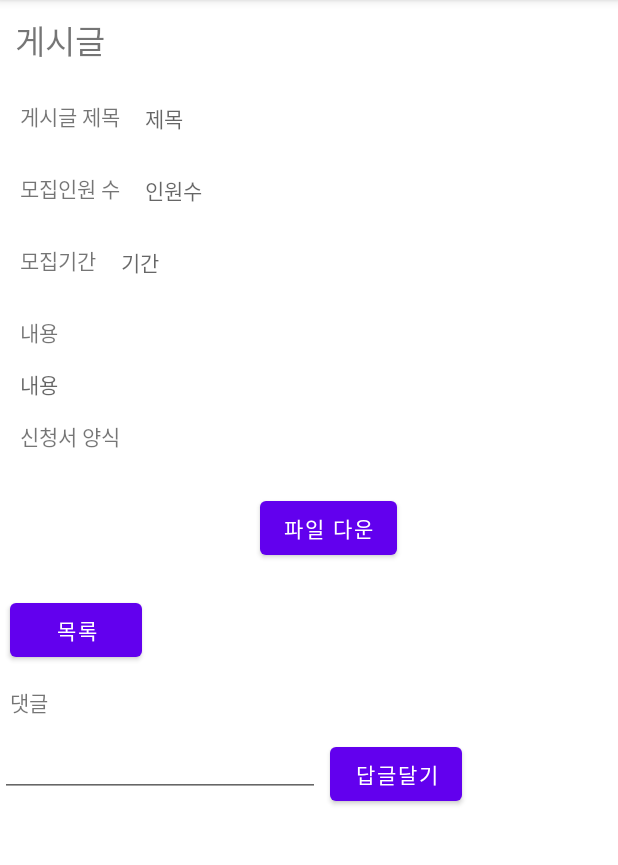
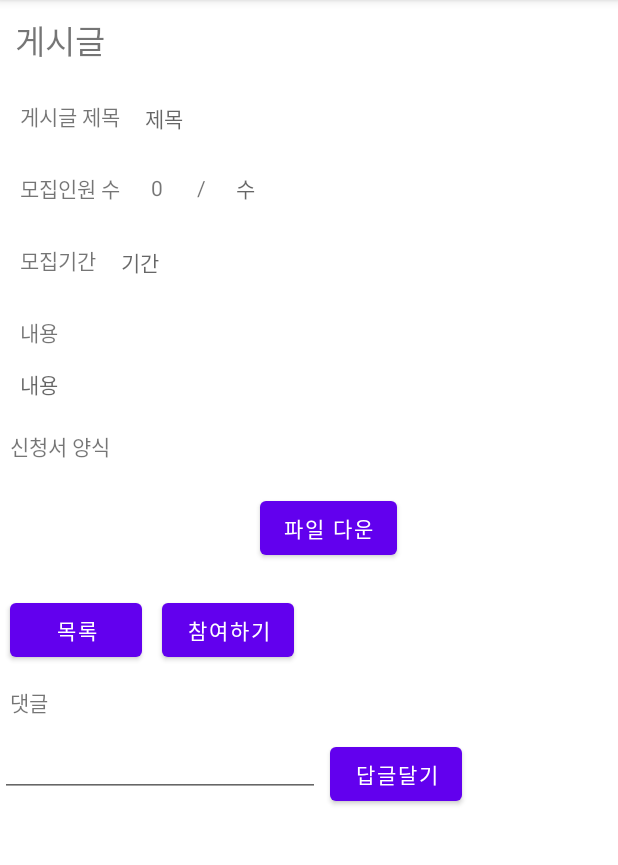
Before and after one commit to junha8070/KNU_Matching, an Android app: the postRegisterActivity screen opened directly, with no data from a screen before it, on a phone screen of 412 x 824 dp, the part 84-949 px from its top. Run offline under Robolectric (Android 15) with nearby library versions, the phone set to English and light mode, and no system bars; our stand-ins replace Firebase (no records; nobody signed in at launch, a user with empty details on screens opened directly).

Commit message:
참여하기 DB에 저장까지 함

```diff
--- a/app/src/main/AndroidManifest.xml
+++ b/app/src/main/AndroidManifest.xml
@@ -3,10 +3,11 @@
     package="com.example.knu_matching">
     <!-- 권한 설정 -->
     <uses-permission android:name="android.permission.INTERNET" />
-    <uses-permission android:name="android.permission.ACCESS_NETWORK_STATE"/>
+    <uses-permission android:name="android.permission.ACCESS_NETWORK_STATE" />
     <uses-permission android:name="android.permission.READ_EXTERNAL_STORAGE" />
     <uses-permission android:name="android.permission.WRITE_EXTERNAL_STORAGE" />
     <uses-permission android:name="android.permission.CAMERA" />
+
     <uses-feature android:name="android.hardware.camera" />
 
     <application
@@ -20,7 +21,8 @@
         <activity
             android:name=".main.ChangePassWord"
             android:exported="true" />
-        <activity android:name=".postRegisterActivity"
+        <activity
+            android:name=".postRegisterActivity"
             android:exported="true" />
         <activity
             android:name=".postActivity"
--- a/app/src/main/java/com/example/knu_matching/postRegisterActivity.java
+++ b/app/src/main/java/com/example/knu_matching/postRegisterActivity.java
@@ -72,17 +72,18 @@ public class postRegisterActivity extends AppCompatActivity {
     private FirebaseFirestore db = FirebaseFirestore.getInstance();
 
 
-    private TextView tv_Title, tv_Number, tv_date, tv_post, tv_application;
-    private Button btn_list, btn_change, btn_delete, btn_comment, btn_down;
+    private TextView tv_Title, tv_Number, tv_date, tv_post, tv_application, tv_count;
+    private Button btn_list, btn_change, btn_delete, btn_comment, btn_down, btn_participate;
     private EditText edt_comment;
+    private String str_participate_Nickname, str_participate_Major, str_participate_StudentId;
     private String str_Title, str_date, str_Number, str_post, str_time,str_email, str_Nickname2, str_email2, str_comment2, str_Id, str_application;
     private FirebaseUser user;
     private FirebaseStorage storage = FirebaseStorage.getInstance();
     private StorageReference storageRef = storage.getReference();
+    private int count = 0;
 
     LocalDateTime now = LocalDateTime.now();
     String formatedNow = now.format(DateTimeFormatter.ofPattern("yyyy_MM_dd_HH_mm_ss"));
-
 
     @Override
     protected void onCreate(Bundle savedInstanceState) {
@@ -97,12 +98,15 @@ public class postRegisterActivity extends AppCompatActivity {
         tv_Number = findViewById(R.id.edt_Number);
         tv_post = findViewById(R.id.edt_post);
         tv_application = findViewById(R.id.edt_application);
+        tv_count = findViewById(R.id.tv_count);
+        tv_count.setText(count + "");
 
         btn_change = findViewById(R.id.btn_change);
         btn_list = findViewById(R.id.btn_list);
         btn_delete = findViewById(R.id.btn_delete);
         btn_comment = findViewById(R.id.btn_comment);
         btn_down = findViewById(R.id.btn_down);
+        btn_participate = findViewById(R.id.btn_participate);
 
         edt_comment = findViewById(R.id.edt_comment);
 
@@ -119,17 +123,11 @@ public class postRegisterActivity extends AppCompatActivity {
         str_time = intent.getStringExtra("Time");
         str_email = intent.getStringExtra("Email");
 
-
-
         tv_Title.setText(str_Title);
         tv_Number.setText(str_Number);
         tv_date.setText(str_date);
         tv_post.setText(str_post);
         tv_application.setText(str_application);
-
-//        user = FirebaseAuth.getInstance().getCurrentUser();
-//        str_email = user.getEmail();
-//        System.out.println("이메일확인" + str_email);
 
         db.collection("Post").document(str_Id).collection("Comment").get()
                 .addOnCompleteListener(new OnCompleteListener<QuerySnapshot>() {
@@ -159,7 +157,25 @@ public class postRegisterActivity extends AppCompatActivity {
                 });
 
 
-
+        db.collection("Post").document(str_Id).collection("Participate").get()
+                .addOnCompleteListener(new OnCompleteListener<QuerySnapshot>() {
+                    @Override
+                    public void onComplete(@NonNull Task<QuerySnapshot> task) {
+                        if (task.isSuccessful()) {
+                            ArrayList<ParticipateUser> participateUser = new ArrayList<>();
+                            for (QueryDocumentSnapshot document : task.getResult()) {
+                                Log.d(TAG, document.getId() + "==>" + document.getData());
+                                participateUser.add(new ParticipateUser(
+                                        document.getData().get("str_participate_Nickname").toString(),
+                                        document.getData().get("str_participate_Major").toString(),
+                                        document.getData().get("str_participate_StudentId").toString()
+                                ));
+                            }
+                        } else {
+                            Log.d(TAG, "error", task.getException());
+                        }
+                    }
+                });
 
         btn_comment.setOnClickListener(new View.OnClickListener() {
             @Override
@@ -230,13 +246,6 @@ public class postRegisterActivity extends AppCompatActivity {
             }
         });
 
-
-        if(mFirebaseAuth.getCurrentUser().getEmail().equals(str_email)==false){
-            System.out.println("이메일5"+str_email);
-            btn_change.setVisibility(View.GONE);
-            btn_delete.setVisibility(View.GONE);
-        }
-
         btn_down.setOnClickListener(new View.OnClickListener() {
             @Override
             public void onClick(View view) {
@@ -252,11 +261,70 @@ public class postRegisterActivity extends AppCompatActivity {
                 });
             }
         });
+
+        btn_participate.setOnClickListener(new View.OnClickListener() {
+            @Override
+            public void onClick(View view) {
+                if(mFirebaseAuth.getCurrentUser().getEmail().equals(str_email)==false){
+                    count++;
+                    tv_count.setText(count + "");
+
+                    user = FirebaseAuth.getInstance().getCurrentUser();
+                    db.collection("Account").document(user.getEmail().replace(".",">"))
+                            .get().addOnCompleteListener(new OnCompleteListener<DocumentSnapshot>() {
+                        @Override
+                        public void onComplete(@NonNull Task<DocumentSnapshot> task) {
+                            if(task.isSuccessful()){
+                                UserAccount userAccount = task.getResult().toObject(UserAccount.class);
+                                str_participate_Nickname = userAccount.getNickName();
+                                str_participate_Major = userAccount.getMajor();
+                                str_participate_StudentId = userAccount.getStudentId();
+                                ParticipateUser participateUser = new ParticipateUser(str_participate_Nickname, str_participate_Major, str_participate_StudentId);
+                                update2(participateUser);
+                                Intent intent = new Intent();
+                                setResult(Activity.RESULT_OK, intent);
+                            }
+                        }
+                    }).addOnFailureListener(new OnFailureListener() {
+                        @Override
+                        public void onFailure(@NonNull Exception e) {
+                            Toast.makeText(postRegisterActivity.this, "postActivity 오류",Toast.LENGTH_SHORT).show();
+                        }
+                    });
+                }else{
+
+                }
+
+
+            }
+        });
+
+
+
+        if(mFirebaseAuth.getCurrentUser().getEmail().equals(str_email)==false){
+            System.out.println("이메일5"+str_email);
+            btn_change.setVisibility(View.GONE);
+            btn_delete.setVisibility(View.GONE);
+        }
+
+
     }
     private void update(postInfo2 postInfo2) {
         FirebaseFirestore db = FirebaseFirestore.getInstance();
         user = FirebaseAuth.getInstance().getCurrentUser();
         db.collection("Post").document(str_Id).collection("Comment").add(postInfo2)
+                .addOnSuccessListener(new OnSuccessListener<DocumentReference>() {
+                    @Override
+                    public void onSuccess(DocumentReference documentReference) {
+                        Toast.makeText(postRegisterActivity.this, "성공", Toast.LENGTH_SHORT).show();
+                    }
+                });
+    }
+
+    private void update2(ParticipateUser participateUser) {
+        FirebaseFirestore db = FirebaseFirestore.getInstance();
+        user = FirebaseAuth.getInstance().getCurrentUser();
+        db.collection("Post").document(str_Id).collection("Participate").add(participateUser)
                 .addOnSuccessListener(new OnSuccessListener<DocumentReference>() {
                     @Override
                     public void onSuccess(DocumentReference documentReference) {
--- a/app/src/main/res/layout/activity_post_register.xml
+++ b/app/src/main/res/layout/activity_post_register.xml
@@ -39,7 +39,7 @@
         </LinearLayout>
 
         <LinearLayout
-            android:layout_width="wrap_content"
+            android:layout_width="match_parent"
             android:layout_height="wrap_content"
             android:orientation="horizontal"
             android:layout_margin="10px">
@@ -48,15 +48,38 @@
                 android:layout_height="wrap_content"
                 android:text="모집인원 수 "
                 android:layout_margin="10px"/>
-            <TextView
+            <LinearLayout
                 android:layout_width="wrap_content"
                 android:layout_height="wrap_content"
-                android:ems="3"
-                android:layout_margin="10px"
-                android:hint="인원수"
-                android:id="@+id/edt_Number"/>
+                android:ems="8"
+                android:orientation="horizontal">
+                <TextView
+                    android:layout_width="wrap_content"
+                    android:layout_height="wrap_content"
+                    android:ems="1"
+                    android:gravity="center"
+                    android:layout_margin="10px"
+                    android:text="0"
+                    android:id="@+id/tv_count"/>
+                <TextView
+                    android:layout_width="wrap_content"
+                    android:layout_height="wrap_content"
+                    android:ems="1"
+                    android:layout_margin="10px"
+                    android:gravity="center"
+                    android:text="/"/>
+
+                <TextView
+                    android:layout_width="wrap_content"
+                    android:layout_height="wrap_content"
+                    android:ems="1"
+                    android:gravity="center"
+                    android:layout_margin="10px"
+                    android:hint="수"
+                    android:id="@+id/edt_Number"/>
+
+            </LinearLayout>
         </LinearLayout>
-
         <LinearLayout
             android:layout_width="wrap_content"
             android:layout_height="wrap_content"
@@ -93,13 +116,15 @@
                 android:layout_margin="10px"
                 android:hint="내용"
                 android:id="@+id/edt_post"/>
-            <TextView
-                android:layout_width="wrap_content"
-                android:layout_height="wrap_content"
-                android:text="신청서 양식 "
-                android:layout_margin="10px"/>
 
         </LinearLayout>
+
+        <TextView
+            android:layout_width="wrap_content"
+            android:layout_height="wrap_content"
+            android:layout_margin="10px"
+            android:text="신청서 양식 " />
+
         <LinearLayout
             android:layout_width="match_parent"
             android:layout_height="wrap_content"
@@ -145,6 +170,12 @@
                 android:text="삭제"
                 android:layout_margin="10px"
                 android:id="@+id/btn_delete"/>
+            <Button
+                android:layout_width="wrap_content"
+                android:layout_height="wrap_content"
+                android:text="참여하기"
+                android:layout_margin="10px"
+                android:id="@+id/btn_participate"/>
 
         </LinearLayout>
         <TextView
```
Also changed, not shown: app/src/main/java/com/example/knu_matching/ParticipateUser.java (added, +24 -0 lines).
